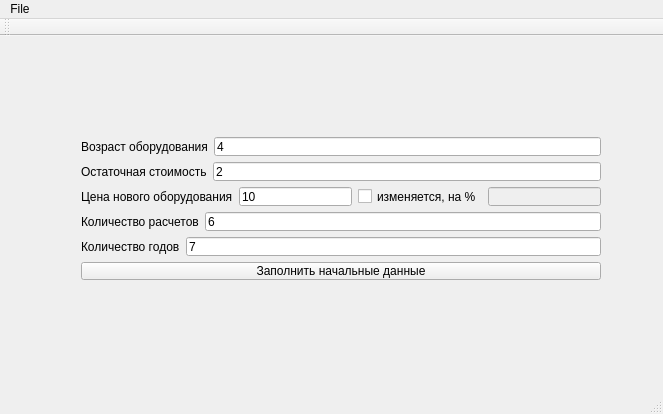
This is mainwindow.ui in GoldGshok/ReplaceEquipment as Qt 5 draws it before an edit. The edited form follows.
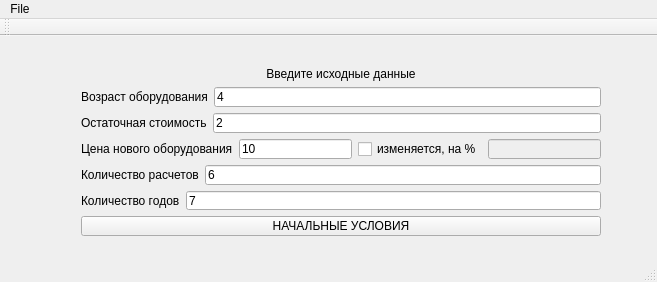
This is the edited form.

Commit message: изменена главная форма

```diff
--- a/mainwindow.ui
+++ b/mainwindow.ui
@@ -6,24 +6,46 @@
    <rect>
     <x>0</x>
     <y>0</y>
-    <width>663</width>
-    <height>414</height>
+    <width>657</width>
+    <height>282</height>
    </rect>
   </property>
   <property name="windowTitle">
    <string>MainWindow</string>
   </property>
   <widget class="QWidget" name="centralWidget">
-   <widget class="QWidget" name="">
+   <widget class="QWidget" name="layoutWidget">
     <property name="geometry">
      <rect>
       <x>70</x>
-      <y>90</y>
+      <y>20</y>
       <width>542</width>
-      <height>165</height>
+      <height>191</height>
      </rect>
     </property>
     <layout class="QVBoxLayout" name="verticalLayout">
+     <item>
+      <widget class="QLabel" name="label_6">
+       <property name="minimumSize">
+        <size>
+         <width>0</width>
+         <height>0</height>
+        </size>
+       </property>
+       <property name="baseSize">
+        <size>
+         <width>0</width>
+         <height>0</height>
+        </size>
+       </property>
+       <property name="text">
+        <string>Введите исходные данные</string>
+       </property>
+       <property name="alignment">
+        <set>Qt::AlignCenter</set>
+       </property>
+      </widget>
+     </item>
      <item>
       <layout class="QHBoxLayout" name="horizontalLayout_2">
        <item>
@@ -131,7 +153,7 @@
      <item>
       <widget class="QPushButton" name="btnOK">
        <property name="text">
-        <string>Заполнить начальные данные</string>
+        <string>НАЧАЛЬНЫЕ УСЛОВИЯ</string>
        </property>
       </widget>
      </item>
@@ -143,7 +165,7 @@
     <rect>
      <x>0</x>
      <y>0</y>
-     <width>663</width>
+     <width>657</width>
      <height>21</height>
     </rect>
    </property>
```
